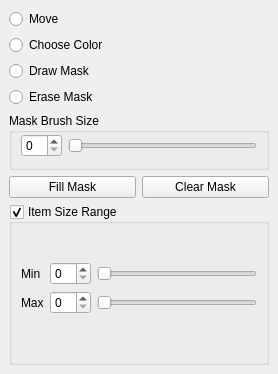
Old version of the form toolsdockwidget.ui in the repository mhspace/mashacv.
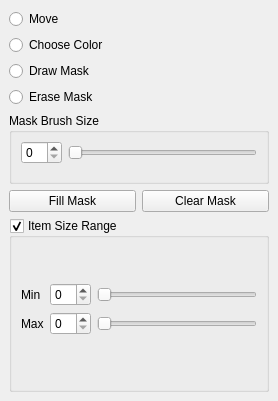
New version of the form.

The edit to the form file:
```diff
--- a/toolsdockwidget.ui
+++ b/toolsdockwidget.ui
@@ -7,15 +7,9 @@
     <x>0</x>
     <y>0</y>
     <width>278</width>
-    <height>374</height>
+    <height>401</height>
    </rect>
   </property>
-  <property name="sizePolicy">
-   <sizepolicy hsizetype="Preferred" vsizetype="Minimum">
-    <horstretch>0</horstretch>
-    <verstretch>0</verstretch>
-   </sizepolicy>
-  </property>
   <property name="windowTitle">
    <string>Tools</string>
   </property>
@@ -53,12 +47,6 @@
       </item>
       <item>
        <widget class="QGroupBox" name="groupBox">
-        <property name="sizePolicy">
-         <sizepolicy hsizetype="Preferred" vsizetype="Minimum">
-          <horstretch>0</horstretch>
-          <verstretch>0</verstretch>
-         </sizepolicy>
-        </property>
         <property name="title">
          <string>Mask Brush Size</string>
         </property>
```
